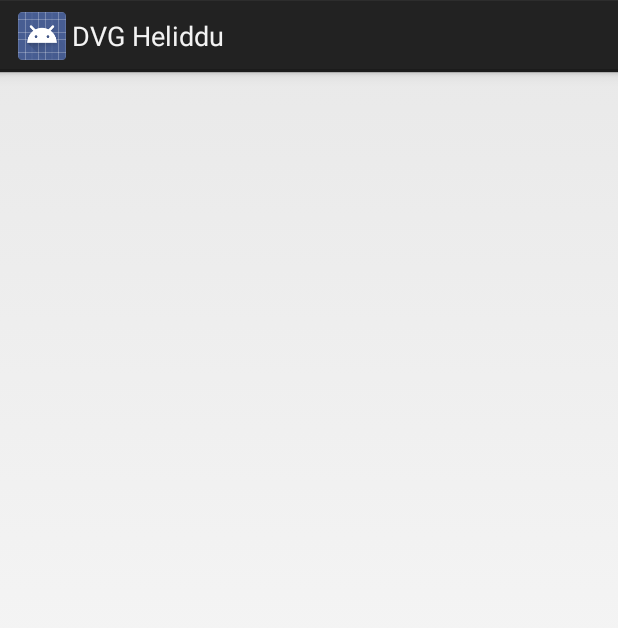
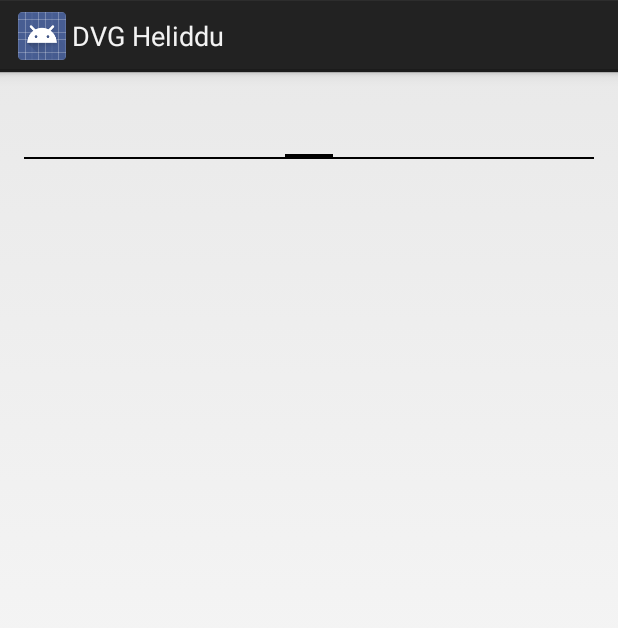
Before and after one commit to patthar/DVGHeliddu, an Android app: the layout fragment_kaggahistory_detail.xml on its own in the app's theme, with its tools: preview values and no code run, on a phone screen of 412 x 824 dp. Shown: the top 628 px of the screen. Run offline under Robolectric (Android 15) with nearby library versions, the phone set to English and light mode, and no system bars.

Commit message:
Adding support for tablet screens while viewing history. It now shows two panes with the detail as a viewpager.
Referring a6406c91664904f91179de8519d589153c2013a9 , I now
consider the tablet part of logic as fixed.

```diff
--- a/kagga/src/main/java/com/dvgheliddu/view/KaggaFragment.java
+++ b/kagga/src/main/java/com/dvgheliddu/view/KaggaFragment.java
@@ -16,7 +16,7 @@ import com.dvgheliddu.kagga.R;
 /**
  * Created by ppatthar on 02/10/14.
  */
-public class KaggaFragment extends Fragment{
+public class KaggaFragment extends android.support.v4.app.Fragment {
     private static final String ARG_SECTION_NUMBER = "section_number1";
     private KaggaDeserializer mKagga = null;
 
@@ -37,7 +37,7 @@ public class KaggaFragment extends Fragment{
     public void onCreate(Bundle savedInstanceState) {
         super.onCreate(savedInstanceState);
 
-        setRetainInstance(true);
+
     }
 
     public View onCreateView(LayoutInflater inflater, ViewGroup container,
--- a/kagga/src/main/java/com/dvgheliddu/view/TranslationFragment.java
+++ b/kagga/src/main/java/com/dvgheliddu/view/TranslationFragment.java
@@ -13,7 +13,7 @@ import com.dvgheliddu.kagga.R;
 /**
  * Created by ppatthar on 02/10/14.
  */
-public class TranslationFragment extends Fragment {
+public class TranslationFragment extends android.support.v4.app.Fragment {
     private static final String ARG_SECTION_NUMBER = "section_number3";
     private KaggaDeserializer mKagga = null;
 
@@ -33,7 +33,7 @@ public class TranslationFragment extends Fragment {
     public void onCreate(Bundle savedInstanceState) {
         super.onCreate(savedInstanceState);
 
-        setRetainInstance(true);
+
     }
 
     public View onCreateView(LayoutInflater inflater, ViewGroup container,
--- a/kagga/src/main/java/com/dvgheliddu/view/TransliterationFragment.java
+++ b/kagga/src/main/java/com/dvgheliddu/view/TransliterationFragment.java
@@ -17,7 +17,7 @@ import com.dvgheliddu.kagga.R;
 
 
 
-public class TransliterationFragment extends Fragment {
+public class TransliterationFragment extends android.support.v4.app.Fragment {
 
         private static final String ARG_SECTION_NUMBER = "section_number2";
         private KaggaDeserializer mKagga = null;
@@ -38,7 +38,7 @@ public class TransliterationFragment extends Fragment {
         public void onCreate(Bundle savedInstanceState) {
             super.onCreate(savedInstanceState);
 
-            setRetainInstance(true);
+
         }
 
         public View onCreateView(LayoutInflater inflater, ViewGroup container,
--- a/kagga/src/main/res/layout/activity_kaggahistory_detail.xml
+++ /dev/null
@@ -1,4 +0,0 @@
-<FrameLayout xmlns:android="http://schemas.android.com/apk/res/android"
-    xmlns:tools="http://schemas.android.com/tools" android:id="@+id/kaggahistory_detail_container"
-    android:layout_width="match_parent" android:layout_height="match_parent"
-    tools:context="com.dvgheliddu.view.KaggaHistoryDetailActivity" tools:ignore="MergeRootFrame" />
--- a/kagga/src/main/res/layout/fragment_kaggahistory_detail.xml
+++ b/kagga/src/main/res/layout/fragment_kaggahistory_detail.xml
@@ -1,5 +1,28 @@
-<TextView xmlns:android="http://schemas.android.com/apk/res/android"
-    xmlns:tools="http://schemas.android.com/tools" android:id="@+id/kaggahistory_detail"
-    style="?android:attr/textAppearanceLarge" android:layout_width="match_parent"
-    android:layout_height="match_parent" android:padding="16dp" android:textIsSelectable="true"
-    tools:context="com.dvgheliddu.view.KaggaHistoryDetailFragment" />
+<RelativeLayout xmlns:android="http://schemas.android.com/apk/res/android"
+    xmlns:tools="http://schemas.android.com/tools"
+    android:layout_width="match_parent"
+    android:layout_height="match_parent"
+    android:paddingLeft="@dimen/activity_horizontal_margin"
+    android:paddingRight="@dimen/activity_horizontal_margin"
+    android:paddingTop="@dimen/activity_vertical_margin"
+    android:paddingBottom="@dimen/activity_vertical_margin"
+    android:id="@+id/detail_fragment_container"
+    tools:context="com.dvgheliddu.view.KaggaHistoryDetailFragment">
+
+    <android.support.v4.view.ViewPager xmlns:android="http://schemas.android.com/apk/res/android"
+        xmlns:tools="http://schemas.android.com/tools"
+        android:id="@+id/kaggahistory_detail_pager"
+        android:layout_width="match_parent"
+        android:layout_height="match_parent"
+        >
+
+        <android.support.v4.view.PagerTabStrip
+            android:id="@+id/kaggahistory_detail_pagerTabStrip"
+            android:layout_width="match_parent"
+            android:layout_height="wrap_content"
+            android:layout_gravity="top"
+            android:paddingBottom="10dp"
+            android:paddingTop="10dp"
+            android:textColor="#000000" />
+    </android.support.v4.view.ViewPager>
+    </RelativeLayout>
```
Also changed, not shown: kagga/build.gradle (+6 -8 lines), kagga/src/main/AndroidManifest.xml (+0 -11 lines), kagga/src/main/java/com/dvgheliddu/connectors/SectionsPagerAdapter.java (added, +90 -0 lines), kagga/src/main/java/com/dvgheliddu/view/KaggaDetail.java (+3 -64 lines), kagga/src/main/java/com/dvgheliddu/view/KaggaHistoryDetailActivity.java (deleted, +0 -107 lines), kagga/src/main/java/com/dvgheliddu/view/KaggaHistoryDetailFragment.java (+20 -13 lines), kagga/src/main/java/com/dvgheliddu/view/KaggaHistoryListActivity.java (+14 -9 lines), kagga/src/main/res/layout/activity_kagga_detail.xml (+11 -1 lines), 2 other files.
